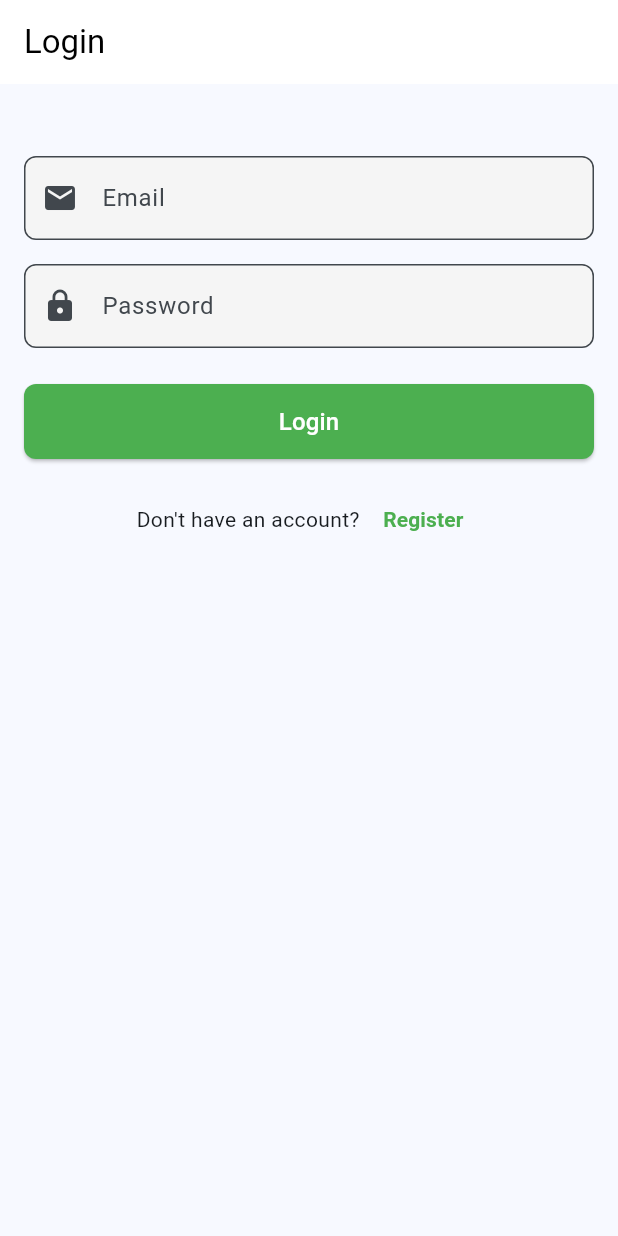
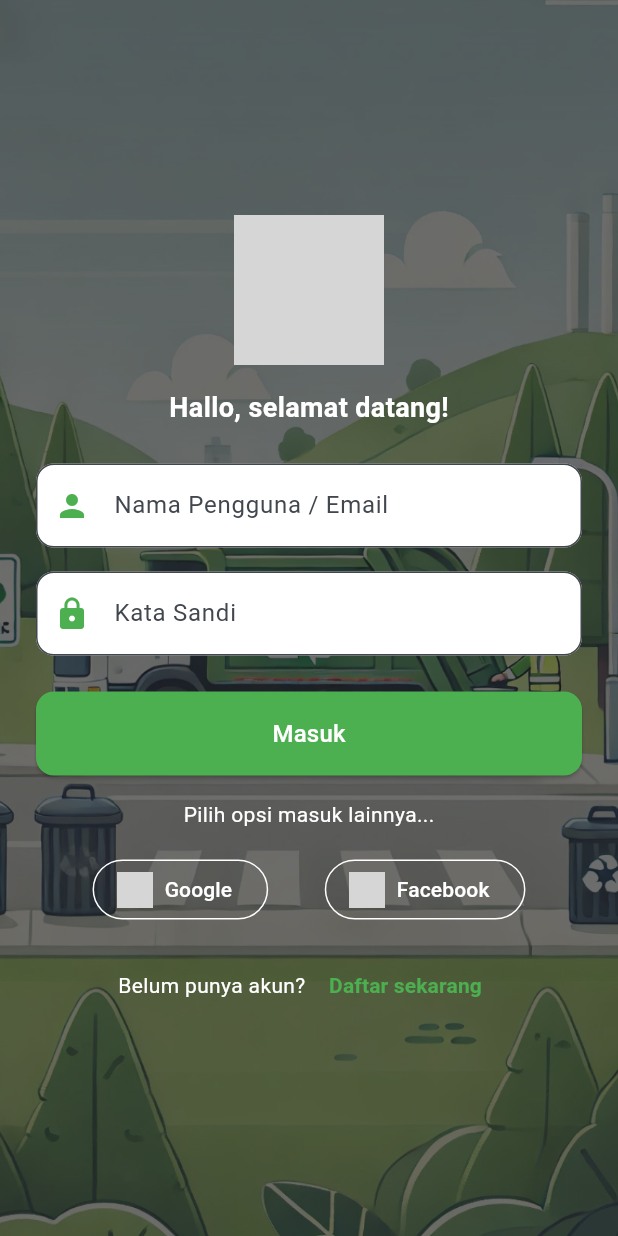
Before and after one commit to Redcom1988/eco-scan-app, a Flutter app: the screen it shows after launch, on a phone screen of 412 x 824 dp. Run offline on Flutter 3.47's test engine with Material 3 defaults, Android fonts, the phone set to English and light mode, and no system bars; our stand-ins replace qr_flutter, shared_preferences; missing offline and left inert: qr_code_scanner; accounts and stored records are empty; grey boxes are pictures that could not be loaded.

Commit message:
changed login screen to new and renamed old one to login_screen_old

```diff
--- a/lib/main.dart
+++ b/lib/main.dart
@@ -1,7 +1,7 @@
+import 'package:ecoscan/screens/login_screen.dart';
 import 'package:flutter/material.dart';
 import 'package:provider/provider.dart';
 import 'app_state.dart';
-import 'package:ecoscan/screens/login_screen.dart';
 import 'package:ecoscan/provider/news_provider.dart';
 
 void main() {
@@ -28,6 +28,7 @@ class MyApp extends StatelessWidget {
         useMaterial3: true,
         colorScheme: ColorScheme.fromSeed(seedColor: Colors.lightBlue),
       ),
+      // home: LoginScreen(),
       home: LoginScreen(),
     );
   }
--- a/lib/screens/login_screen.dart
+++ b/lib/screens/login_screen.dart
@@ -6,8 +6,6 @@ import 'package:ecoscan/backend-client/login_authentication.dart';
 import 'package:ecoscan/backend-client/get_local_user.dart';
 
 class LoginScreen extends StatefulWidget {
-  const LoginScreen({super.key});
-
   @override
   LoginScreenState createState() => LoginScreenState();
 }
@@ -16,7 +14,6 @@ class LoginScreenState extends State<LoginScreen> {
   final _formKey = GlobalKey<FormState>();
   String _email = '';
   String _password = '';
-  bool _isLoading = false;
 
   @override
   void initState() {
@@ -25,43 +22,23 @@ class LoginScreenState extends State<LoginScreen> {
   }
 
   Future<void> checkLocalUser() async {
-    try {
     final user = await getLocalUser();
 
-      if (!mounted) return;
-
-      if (user.email.isNotEmpty) {
-        if (user.role == 'admin') {
-          Navigator.of(context).pushReplacement(
-            MaterialPageRoute(builder: (context) => AdminHomePageScreen()),
-          );
-        } else {
+    if (user.email.isNotEmpty && mounted) {
       Navigator.of(context).pushReplacement(
         MaterialPageRoute(builder: (context) => HomePageScreen()),
       );
-        }
-      }
-    } catch (e) {
-      print('Error checking local user: $e');
     }
   }
 
   Future<void> _submit() async {
     if (!_formKey.currentState!.validate()) return;
 
-    setState(() {
-      _isLoading = true;
-    });
-
     try {
       _formKey.currentState!.save();
       final loginResponse = await loginUser(_email, _password);
 
       if (!mounted) return;
-
-      setState(() {
-        _isLoading = false;
-      });
 
       if (loginResponse.success) {
         print('Navigation attempting for role: ${loginResponse.role}');
@@ -101,10 +78,9 @@ class LoginScreenState extends State<LoginScreen> {
         );
       }
     } catch (e) {
-      if (!mounted) return;
-      setState(() {
-        _isLoading = false;
-      });
+      if (!mounted) {
+        return;
+      }
 
       ScaffoldMessenger.of(context).showSnackBar(
         SnackBar(
@@ -127,106 +103,145 @@ class LoginScreenState extends State<LoginScreen> {
   @override
   Widget build(BuildContext context) {
     return Scaffold(
-      appBar: AppBar(
-        title: const Text(
-          'Login',
-          style: TextStyle(color: Colors.black),
+      body: Stack(
+        children: [
+          Container(
+            decoration: BoxDecoration(
+              image: DecorationImage(
+                image: AssetImage('assets/images/background.jpg'),
+                fit: BoxFit.cover,
               ),
-        backgroundColor: Colors.white,
-        elevation: 0,
             ),
-      body: SafeArea(
+          ),
+          Center(
             child: SingleChildScrollView(
-          padding: const EdgeInsets.all(16.0),
+              padding: const EdgeInsets.symmetric(horizontal: 24.0),
               child: Form(
                 key: _formKey,
                 child: Column(
                   mainAxisAlignment: MainAxisAlignment.center,
-              crossAxisAlignment: CrossAxisAlignment.stretch,
                   children: <Widget>[
-                const SizedBox(height: 32),
+                    Image.asset(
+                      'assets/images/logo.png',
+                      height: 100,
+                    ),
+                    SizedBox(height: 16),
+                    Text(
+                      'Hallo, selamat datang!',
+                      style: TextStyle(
+                        fontSize: 18,
+                        fontWeight: FontWeight.bold,
+                        color: Colors.white,
+                      ),
+                    ),
+                    SizedBox(height: 24),
                     TextFormField(
                       decoration: InputDecoration(
-                    labelText: 'Email',
+                        filled: true,
+                        fillColor: Colors.white,
+                        hintText: 'Nama Pengguna / Email',
                         border: OutlineInputBorder(
-                      borderRadius: BorderRadius.circular(8),
+                          borderRadius: BorderRadius.circular(12),
                         ),
-                    prefixIcon: const Icon(Icons.email),
-                    filled: true,
-                    fillColor: Colors.grey[100],
+                        prefixIcon: Icon(Icons.person, color: Colors.green),
                       ),
                       keyboardType: TextInputType.emailAddress,
                       validator: (value) {
                         if (value == null || value.isEmpty) {
-                      return 'Please enter your email';
+                          return 'Harap masukkan email';
                         }
                         if (!value.contains('@')) {
-                      return 'Please enter a valid email';
+                          return 'Harap masukkan email yang valid';
                         }
                         return null;
                       },
-                  onSaved: (value) => _email = value!.trim(),
+                      onSaved: (value) => _email = value!,
                     ),
-                const SizedBox(height: 16),
+                    SizedBox(height: 16),
                     TextFormField(
                       decoration: InputDecoration(
-                    labelText: 'Password',
+                        filled: true,
+                        fillColor: Colors.white,
+                        hintText: 'Kata Sandi',
                         border: OutlineInputBorder(
-                      borderRadius: BorderRadius.circular(8),
+                          borderRadius: BorderRadius.circular(12),
                         ),
-                    prefixIcon: const Icon(Icons.lock),
-                    filled: true,
-                    fillColor: Colors.grey[100],
+                        prefixIcon: Icon(Icons.lock, color: Colors.green),
                       ),
                       obscureText: true,
                       validator: (value) {
                         if (value == null || value.isEmpty) {
-                      return 'Please enter your password';
-                    }
-                    if (value.length < 6) {
-                      return 'Password must be at least 6 characters';
+                          return 'Harap masukkan kata sandi';
                         }
                         return null;
                       },
                       onSaved: (value) => _password = value!,
                     ),
-                const SizedBox(height: 24),
+                    SizedBox(height: 24),
                     ElevatedButton(
-                  onPressed: _isLoading ? null : _submit,
+                      onPressed: _submit,
                       style: ElevatedButton.styleFrom(
-                    minimumSize: const Size(double.infinity, 50),
+                        minimumSize: Size(double.infinity, 56),
                         shape: RoundedRectangleBorder(
-                      borderRadius: BorderRadius.circular(8),
+                          borderRadius: BorderRadius.circular(12),
                         ),
                         backgroundColor: Colors.green,
                       ),
-                  child: _isLoading
-                      ? const SizedBox(
-                          height: 20,
-                          width: 20,
-                          child: CircularProgressIndicator(
-                            strokeWidth: 2,
-                            valueColor:
-                                AlwaysStoppedAnimation<Color>(Colors.white),
-                          ),
-                        )
-                      : const Text(
-                          'Login',
+                      child: Text(
+                        'Masuk',
                         style: TextStyle(
                           fontSize: 16,
                           color: Colors.white,
                         ),
                       ),
                     ),
-                const SizedBox(height: 16),
+                    SizedBox(height: 16),
+                    Text(
+                      'Pilih opsi masuk lainnya...',
+                      style: TextStyle(color: Colors.white),
+                    ),
+                    SizedBox(height: 16),
+                    Row(
+                      mainAxisAlignment: MainAxisAlignment.spaceEvenly,
+                      children: [
+                        OutlinedButton.icon(
+                          onPressed: () {},
+                          style: OutlinedButton.styleFrom(
+                            side: BorderSide(color: Colors.white),
+                            foregroundColor: Colors.white,
+                          ),
+                          icon: Image.asset(
+                            'assets/images/google.png', // Nama file untuk ikon Google
+                            height: 24,
+                            width: 24,
+                          ),
+                          label: Text('Google'),
+                        ),
+                        OutlinedButton.icon(
+                          onPressed: () {},
+                          style: OutlinedButton.styleFrom(
+                            side: BorderSide(color: Colors.white),
+                            foregroundColor: Colors.white,
+                          ),
+                          icon: Image.asset(
+                            'assets/images/facebook.png', // Nama file untuk ikon Facebook
+                            height: 24,
+                            width: 24,
+                          ),
+                          label: Text('Facebook'),
+                        ),
+                      ],
+                    ),
+                    SizedBox(height: 16),
                     Row(
                       mainAxisAlignment: MainAxisAlignment.center,
                       children: [
-                    const Text("Don't have an account? "),
+                        Text(
+                          'Belum punya akun? ',
+                          style: TextStyle(color: Colors.white),
+                        ),
                         TextButton(
-                      onPressed: _isLoading
-                          ? null
-                          : () {
+                          onPressed: () {
                             Navigator.push(
                               context,
                               MaterialPageRoute(
@@ -234,8 +249,8 @@ class LoginScreenState extends State<LoginScreen> {
                               ),
                             );
                           },
-                      child: const Text(
-                        'Register',
+                          child: Text(
+                            'Daftar sekarang',
                             style: TextStyle(
                               fontWeight: FontWeight.bold,
                               color: Colors.green,
@@ -249,6 +264,8 @@ class LoginScreenState extends State<LoginScreen> {
               ),
             ),
           ),
+        ],
+      ),
     );
   }
 }
--- a/lib/screens/profile_screen.dart
+++ b/lib/screens/profile_screen.dart
@@ -1,7 +1,7 @@
 import 'package:ecoscan/backend-client/remove_local_user.dart';
+import 'package:ecoscan/screens/login_screen.dart';
 import 'package:flutter/material.dart';
-import 'login_screen.dart';
-import '../models/user.dart';
+import 'package:ecoscan/models/user.dart';
 import 'package:ecoscan/backend-client/get_local_user.dart';
 
 class ProfileScreen extends StatefulWidget {
```
Also changed, not shown: lib/screens/login_screen_old.dart (added, +288 -0 lines). Lines whose indentation alone changed are shown as unchanged.
